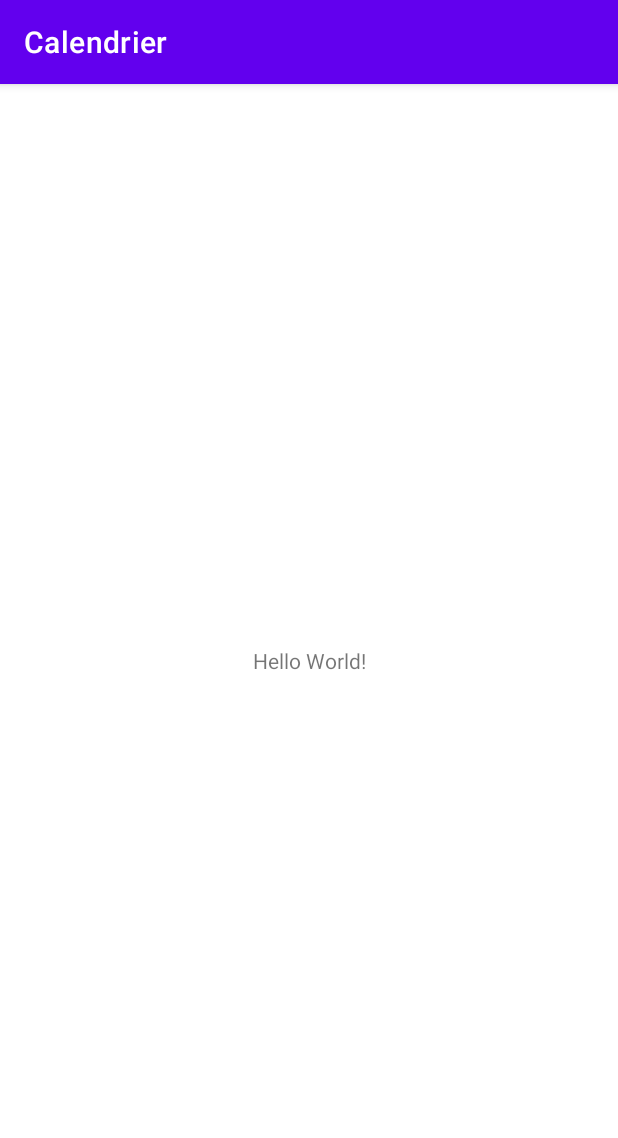
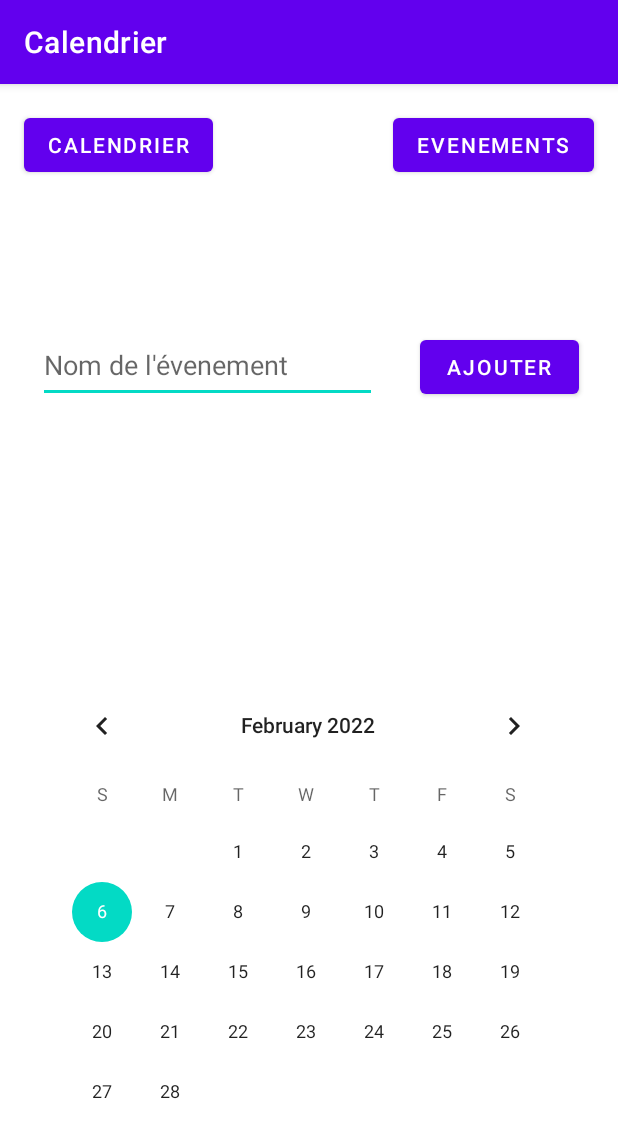
Before and after one commit to MartinSanchezIut/Master1-GL-S2, an Android app: the screen it shows after launch (MainActivity), on a phone screen of 412 x 824 dp. Shown: the top 1138 px of the screen. Run offline under Robolectric (Android 15) with nearby library versions, the phone set to English and light mode, and no system bars.

Commit message:
debut calendar

```diff
--- a/HAI811-DevMobile/Calendrier/app/src/main/AndroidManifest.xml
+++ b/HAI811-DevMobile/Calendrier/app/src/main/AndroidManifest.xml
@@ -10,6 +10,9 @@
         android:supportsRtl="true"
         android:theme="@style/Theme.Calendrier">
         <activity
+            android:name=".ListeEvenements"
+            android:exported="false" />
+        <activity
             android:name=".MainActivity"
             android:exported="true">
             <intent-filter>
--- a/HAI811-DevMobile/Calendrier/app/src/main/java/fr/sanchez/devmobile/calendrier/MainActivity.java
+++ b/HAI811-DevMobile/Calendrier/app/src/main/java/fr/sanchez/devmobile/calendrier/MainActivity.java
@@ -2,13 +2,63 @@ package fr.sanchez.devmobile.calendrier;
 
 import androidx.appcompat.app.AppCompatActivity;
 
+import android.annotation.SuppressLint;
+import android.content.Intent;
 import android.os.Bundle;
+import android.view.View;
+import android.widget.Button;
+import android.widget.CalendarView;
+import android.widget.EditText;
+import android.widget.Toast;
+
+import java.text.SimpleDateFormat;
+import java.util.ArrayList;
+import java.util.Date;
 
 public class MainActivity extends AppCompatActivity {
+
+    CalendarView cal;
+    EditText evnt;
+    Button ajouter, vueEvent;
+
+    ArrayList<Evenement> listeEvenements;
 
     @Override
     protected void onCreate(Bundle savedInstanceState) {
         super.onCreate(savedInstanceState);
         setContentView(R.layout.activity_main);
+
+        listeEvenements = new ArrayList<>();
+        cal = (CalendarView) findViewById(R.id.calendarView);
+        evnt = (EditText) findViewById(R.id.eventInput);
+        ajouter = (Button) findViewById(R.id.button) ;
+        vueEvent = (Button) findViewById(R.id.VueEvnt) ;
+
+        vueEvent.setOnClickListener(new View.OnClickListener() {
+            @Override
+            public void onClick(View view) {
+                Intent intent = new Intent(MainActivity.this , ListeEvenements.class);
+                intent.putExtra("CountEvents", listeEvenements.size()) ;
+                for (int i = 0; i< listeEvenements.size(); i++) {
+                    intent.putExtra(i+"", listeEvenements.get(i).toString()) ;
+                }
+                MainActivity.this.startActivity(intent);
+            }
+        });
+
+        @SuppressLint("SimpleDateFormat") SimpleDateFormat sdf = new SimpleDateFormat("dd/MM/yyyy");
+        ajouter.setOnClickListener(new View.OnClickListener() {
+            @Override
+            public void onClick(View view) {
+                if (evnt.getText().length() > 0) {
+                    String date = sdf.format(new Date(cal.getDate()));
+                    Toast.makeText(MainActivity.this, getString(R.string.taskadded) + "\n" +
+                             evnt.getText() + "\n" + date , Toast.LENGTH_LONG).show();
+
+                    listeEvenements.add(new Evenement(date, evnt.getText().toString()));
+                    evnt.setText("");
+                }
+            }
+        });
     }
 }
--- a/HAI811-DevMobile/Calendrier/app/src/main/res/layout/activity_main.xml
+++ b/HAI811-DevMobile/Calendrier/app/src/main/res/layout/activity_main.xml
@@ -6,13 +6,62 @@
     android:layout_height="match_parent"
     tools:context=".MainActivity">
 
-    <TextView
+    <CalendarView
+        android:id="@+id/calendarView"
+        android:layout_width="360dp"
+        android:layout_height="374dp"
+        app:layout_constraintBottom_toBottomOf="parent"
+        app:layout_constraintEnd_toEndOf="parent"
+        app:layout_constraintHorizontal_bias="0.49"
+        app:layout_constraintStart_toStartOf="parent" />
+
+    <EditText
+        android:id="@+id/eventInput"
+        android:layout_width="226dp"
+        android:layout_height="50dp"
+        android:hint="@string/textEvmt"
+        android:inputType="text"
+        app:layout_constraintBottom_toBottomOf="parent"
+        app:layout_constraintEnd_toEndOf="parent"
+        app:layout_constraintHorizontal_bias="0.135"
+        app:layout_constraintStart_toStartOf="parent"
+        app:layout_constraintTop_toTopOf="parent"
+        app:layout_constraintVertical_bias="0.227" />
+
+    <Button
+        android:id="@+id/button"
+        android:layout_width="106dp"
+        android:layout_height="48dp"
+        android:text="@string/but"
+        app:layout_constraintBottom_toBottomOf="parent"
+        app:layout_constraintEnd_toEndOf="parent"
+        app:layout_constraintHorizontal_bias="0.914"
+        app:layout_constraintStart_toStartOf="parent"
+        app:layout_constraintTop_toTopOf="parent"
+        app:layout_constraintVertical_bias="0.229" />
+
+    <Button
+        android:id="@+id/VueCal"
         android:layout_width="wrap_content"
         android:layout_height="wrap_content"
-        android:text="Hello World!"
+        android:text="@string/cal"
         app:layout_constraintBottom_toBottomOf="parent"
-        app:layout_constraintLeft_toLeftOf="parent"
-        app:layout_constraintRight_toRightOf="parent"
-        app:layout_constraintTop_toTopOf="parent" />
+        app:layout_constraintEnd_toEndOf="parent"
+        app:layout_constraintHorizontal_bias="0.056"
+        app:layout_constraintStart_toStartOf="parent"
+        app:layout_constraintTop_toTopOf="parent"
+        app:layout_constraintVertical_bias="0.023" />
+
+    <Button
+        android:id="@+id/VueEvnt"
+        android:layout_width="wrap_content"
+        android:layout_height="wrap_content"
+        android:text="@string/evnt"
+        app:layout_constraintBottom_toBottomOf="parent"
+        app:layout_constraintEnd_toEndOf="parent"
+        app:layout_constraintHorizontal_bias="0.942"
+        app:layout_constraintStart_toStartOf="parent"
+        app:layout_constraintTop_toTopOf="parent"
+        app:layout_constraintVertical_bias="0.023" />
 
 </androidx.constraintlayout.widget.ConstraintLayout>
--- a/HAI811-DevMobile/Calendrier/app/src/main/res/values/strings.xml
+++ b/HAI811-DevMobile/Calendrier/app/src/main/res/values/strings.xml
@@ -1,3 +1,9 @@
 <resources>
     <string name="app_name">Calendrier</string>
+    <string name="but">Ajouter</string>
+    <string name="textEvmt">Nom de l\'évenement</string>
+    <string name="evnt">Evenements</string>
+    <string name="cal">Calendrier</string>
+    <string name="taskadded">Tache ajoutée</string>
+    <string name="msg">Liste des évenements</string>
 </resources>
```
Also changed, not shown: HAI811-DevMobile/Calendrier/app/src/main/java/fr/sanchez/devmobile/calendrier/Evenement.java (added, +28 -0 lines), HAI811-DevMobile/Calendrier/app/src/main/java/fr/sanchez/devmobile/calendrier/ListeEvenements.java (added, +48 -0 lines), HAI811-DevMobile/Calendrier/app/src/main/res/layout/activity_evenements.xml (added, +50 -0 lines).
